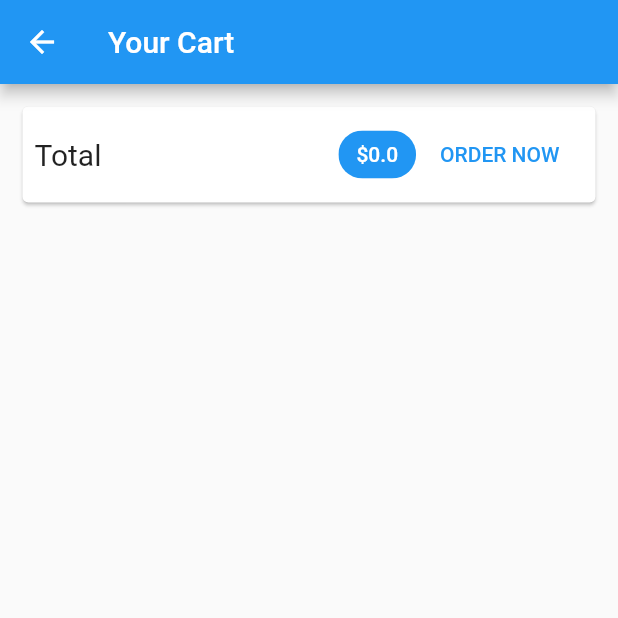
After one commit to cscouto/shop_app, a Flutter app: the CartPage screen opened by its route, on a phone screen of 412 x 824 dp, the top half of it. The commit adds this screen. Run offline on Flutter 3.47's test engine with Material 2 defaults, Android fonts, the phone set to English and light mode, and no system bars; network calls fail.

Commit message:
implemented cart page and cart items

```diff
--- a/lib/main.dart
+++ b/lib/main.dart
@@ -1,4 +1,5 @@
 import 'package:flutter/material.dart';
+import 'package:shop_app/pages/cart_page.dart';
 import 'package:shop_app/providers/cart.dart';
 import 'package:shop_app/providers/products_provider.dart';
 import 'package:shop_app/widget/product_detail_page.dart';
@@ -26,7 +27,10 @@ class MyApp extends StatelessWidget {
           accentColor: Colors.purpleAccent,
         ),
         home: ProductOverviewPage(),
-        routes: {ProductDetailPage.routeName: (ctx) => ProductDetailPage()},
+        routes: {
+          ProductDetailPage.routeName: (ctx) => ProductDetailPage(),
+          CartPage.routeName: (ctx) => CartPage()
+        },
       ),
     );
   }
--- /dev/null
+++ b/lib/pages/cart_page.dart
@@ -0,0 +1,66 @@
+import 'package:flutter/material.dart';
+import 'package:provider/provider.dart';
+import 'package:shop_app/providers/cart.dart';
+import 'package:shop_app/widget/cart_item.dart';
+
+class CartPage extends StatelessWidget {
+  static const routeName = '/cart';
+  @override
+  Widget build(BuildContext context) {
+    final _provider = Provider.of<Cart>(context);
+    return Scaffold(
+      appBar: AppBar(
+        title: Text('Your Cart'),
+      ),
+      body: Column(
+        children: <Widget>[
+          Card(
+            margin: EdgeInsets.all(15),
+            child: Padding(
+              padding: EdgeInsets.all(8),
+              child: Row(
+                mainAxisAlignment: MainAxisAlignment.spaceBetween,
+                children: <Widget>[
+                  Text(
+                    'Total',
+                    style: TextStyle(fontSize: 20),
+                  ),
+                  Spacer(),
+                  Chip(
+                    label: Text(
+                      '\$${_provider.totalAmmout}',
+                      style: TextStyle(
+                          color: Theme.of(context)
+                              .primaryTextTheme
+                              .subtitle1
+                              .color),
+                    ),
+                    backgroundColor: Theme.of(context).primaryColor,
+                  ),
+                  FlatButton(
+                    child: Text('ORDER NOW'),
+                    onPressed: () {},
+                    textColor: Theme.of(context).primaryColor,
+                  ),
+                ],
+              ),
+            ),
+          ),
+          SizedBox(height: 10),
+          Expanded(
+            child: ListView.builder(
+              itemBuilder: (ctx, i) {
+                final _item = _provider.items.values.toList()[i];
+                return CartItemWidget(
+                  ValueKey(_item.id),
+                  _item,
+                );
+              },
+              itemCount: _provider.itemCount,
+            ),
+          )
+        ],
+      ),
+    );
+  }
+}
--- a/lib/pages/products_overview_page.dart
+++ b/lib/pages/products_overview_page.dart
@@ -1,5 +1,6 @@
 import 'package:flutter/material.dart';
 import 'package:provider/provider.dart';
+import 'package:shop_app/pages/cart_page.dart';
 import 'package:shop_app/providers/cart.dart';
 import 'package:shop_app/widget/badge.dart';
 import 'package:shop_app/widget/products_grid.dart';
@@ -51,7 +52,9 @@ class _ProductOverviewPageState extends State<ProductOverviewPage> {
             ),
             child: IconButton(
               icon: Icon(Icons.shopping_cart),
-              onPressed: () {},
+              onPressed: () {
+                Navigator.of(context).pushNamed(CartPage.routeName);
+              },
             ),
           ),
         ],
--- a/lib/providers/cart.dart
+++ b/lib/providers/cart.dart
@@ -25,6 +25,14 @@ class Cart with ChangeNotifier {
     return _items.length;
   }
 
+  double get totalAmmout {
+    return _items.values.fold(
+      0,
+      (previousValue, element) =>
+          previousValue + (element.price * element.quantity),
+    );
+  }
+
   void add(String productId, double price, String title) {
     if (_items.containsKey(productId)) {
       _items.update(
```
Also changed, not shown: lib/widget/cart_item.dart (added, +35 -0 lines).
